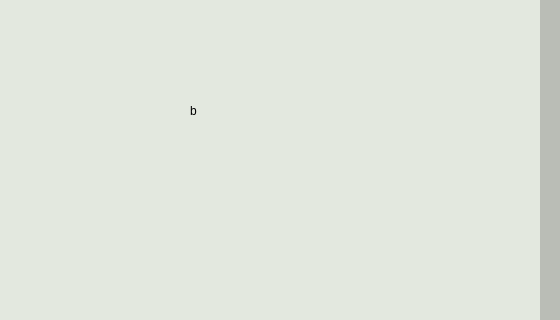
Above: client/homewindow.ui from nopesir/pds-project before the change; both pictures show x 240 to 800 and y 140 to 460 of the 800 by 570 pixel window. Below: the same form after it.
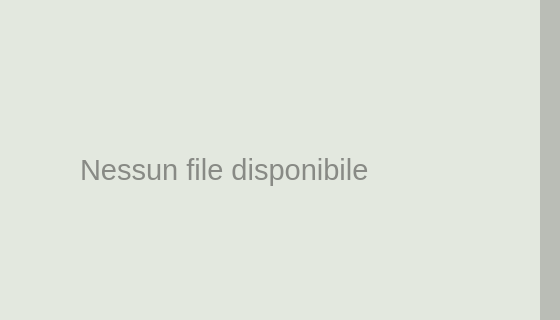
That is the form after the change. Icons and pictures are not drawn.

```diff
--- a/client/homewindow.ui
+++ b/client/homewindow.ui
@@ -57,17 +57,38 @@
       </widget>
      </widget>
      <widget class="QWidget" name="pageOpeFile">
-      <widget class="QLabel" name="label_2">
+      <widget class="QListWidget" name="listWidget">
        <property name="geometry">
         <rect>
-         <x>270</x>
-         <y>170</y>
-         <width>67</width>
-         <height>22</height>
+         <x>20</x>
+         <y>20</y>
+         <width>580</width>
+         <height>430</height>
         </rect>
+       </property>
+       <property name="styleSheet">
+        <string notr="true">border: none;</string>
+       </property>
+      </widget>
+      <widget class="QLabel" name="noFile">
+       <property name="geometry">
+        <rect>
+         <x>160</x>
+         <y>190</y>
+         <width>320</width>
+         <height>100</height>
+        </rect>
+       </property>
+       <property name="font">
+        <font>
+         <pointsize>22</pointsize>
+        </font>
+       </property>
+       <property name="styleSheet">
+        <string notr="true">color: rgb(136, 138, 133);</string>
        </property>
        <property name="text">
-        <string>b</string>
+        <string>Nessun file disponibile</string>
        </property>
       </widget>
      </widget>
```
Left out of the diff: 15 changed lines with no effect on the pictures.
